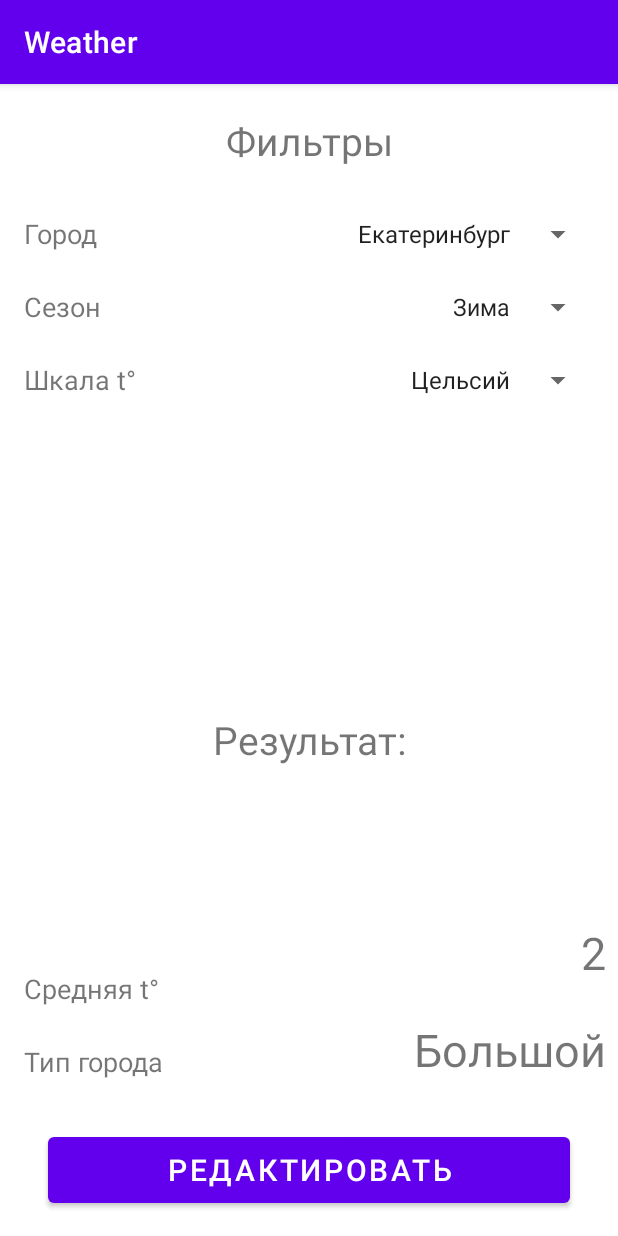
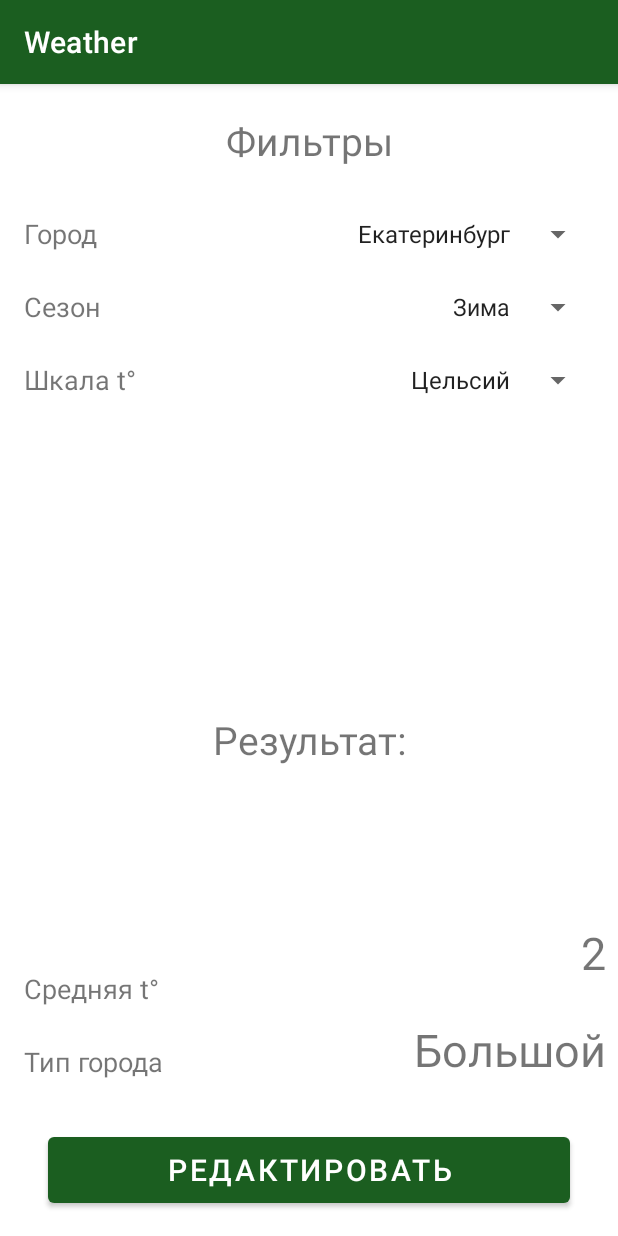
Before and after one commit to TempalovVictor/Weather, an Android app: the screen it shows after launch (MainActivity), on a phone screen of 412 x 824 dp. Run offline under Robolectric (Android 15) with nearby library versions, the phone set to English and light mode, and no system bars; our stand-ins replace Room's generated code.

```diff
--- a/app/build.gradle
+++ b/app/build.gradle
@@ -30,7 +30,6 @@ android {
 
 dependencies {
 
-    implementation 'androidx.appcompat:appcompat:1.2.0'
     implementation 'com.google.android.material:material:1.2.1'
     implementation 'androidx.constraintlayout:constraintlayout:2.0.4'
     implementation 'androidx.legacy:legacy-support-v4:1.0.0'
--- /dev/null
+++ b/app/src/main/java/com/tempvic/weather/fragments/BaseFragment.java
@@ -0,0 +1,33 @@
+package com.tempvic.weather.fragments;
+
+import android.content.res.Configuration;
+import android.graphics.Color;
+import android.view.View;
+
+import androidx.fragment.app.Fragment;
+
+public abstract class BaseFragment extends Fragment{
+
+    @Override
+    public void onStart() {
+        super.onStart();
+        //TODO здесь нужно будет вызвать onViewAttach
+    }
+
+    @Override
+    public void onStop() {
+        super.onStop();
+        //TODO здесь нужно будет вызвать onViewDetach
+    }
+
+    public void checkThemeColor(View view){
+        switch (getResources().getConfiguration().uiMode & Configuration.UI_MODE_NIGHT_MASK) {
+            case Configuration.UI_MODE_NIGHT_YES:
+                view.setBackgroundColor(Color.BLACK);
+                break;
+            case Configuration.UI_MODE_NIGHT_NO:
+                view.setBackgroundColor(Color.WHITE);
+                break;
+        }
+    }
+}
--- a/app/src/main/java/com/tempvic/weather/fragments/CityListFragment.java
+++ b/app/src/main/java/com/tempvic/weather/fragments/CityListFragment.java
@@ -9,7 +9,6 @@ import android.widget.Toast;
 
 import androidx.annotation.NonNull;
 import androidx.annotation.Nullable;
-import androidx.fragment.app.Fragment;
 import androidx.recyclerview.widget.LinearLayoutManager;
 import androidx.recyclerview.widget.RecyclerView;
 
@@ -29,7 +28,7 @@ import java.util.Objects;
 import static com.tempvic.weather.Const.DEFAULT_TABLE_INT;
 import static com.tempvic.weather.fragments.DetailCityFragment.ARGS_DETAIL_CITY_ID;
 
-public class CityListFragment extends Fragment {
+public class CityListFragment extends BaseFragment {
 
     @Override
     public void onCreate(@Nullable Bundle savedInstanceState) {
@@ -45,6 +44,9 @@ public class CityListFragment extends Fragment {
     @Override
     public void onViewCreated(@NonNull View view, @Nullable Bundle savedInstanceState) {
         super.onViewCreated(view, savedInstanceState);
+
+        checkThemeColor(view);
+
         initUi();
     }
 
--- a/app/src/main/java/com/tempvic/weather/fragments/DetailCityFragment.java
+++ b/app/src/main/java/com/tempvic/weather/fragments/DetailCityFragment.java
@@ -13,7 +13,6 @@ import android.widget.Toast;
 
 import androidx.annotation.NonNull;
 import androidx.annotation.Nullable;
-import androidx.fragment.app.Fragment;
 import androidx.recyclerview.widget.LinearLayoutManager;
 import androidx.recyclerview.widget.RecyclerView;
 
@@ -32,7 +31,7 @@ import java.util.Objects;
 import static com.tempvic.weather.Const.DEFAULT_STRING;
 import static com.tempvic.weather.Const.DEFAULT_TABLE_INT;
 
-public class DetailCityFragment extends Fragment {
+public class DetailCityFragment extends BaseFragment {
 
     public final static String ARGS_DETAIL_CITY_ID = "ARGS_DETAIL_CITY_ID";
     public int detailCityId;
@@ -54,6 +53,8 @@ public class DetailCityFragment extends Fragment {
     @Override
     public void onViewCreated(@NonNull View view, @Nullable Bundle savedInstanceState) {
         super.onViewCreated(view, savedInstanceState);
+
+        checkThemeColor(view);
 
         CitiesInfoTable cityDetail = MainApplication.database.citiesInfoDao().getById(detailCityId);
         EditText cityName = view.findViewById(R.id.et_city_name);
--- a/app/src/main/java/com/tempvic/weather/fragments/FilterFragment.java
+++ b/app/src/main/java/com/tempvic/weather/fragments/FilterFragment.java
@@ -12,7 +12,6 @@ import android.widget.TextView;
 
 import androidx.annotation.NonNull;
 import androidx.annotation.Nullable;
-import androidx.fragment.app.Fragment;
 
 import com.tempvic.weather.MainApplication;
 import com.tempvic.weather.R;
@@ -22,7 +21,9 @@ import com.tempvic.weather.database.TempsByMonth;
 import java.util.ArrayList;
 import java.util.List;
 
-public class FilterFragment extends Fragment {
+public class FilterFragment extends BaseFragment implements FilterMvpView{
+
+    FilterPresenter filterPresenter;
 
     @Nullable
     @Override
@@ -33,6 +34,10 @@ public class FilterFragment extends Fragment {
     @Override
     public void onViewCreated(@NonNull View view, @Nullable Bundle savedInstanceState) {
         super.onViewCreated(view, savedInstanceState);
+
+        filterPresenter = new FilterPresenter();
+
+        checkThemeColor(view);
 
         Button btn = view.findViewById(R.id.btn_edit);
         btn.setOnClickListener(v -> {
@@ -172,4 +177,29 @@ public class FilterFragment extends Fragment {
     private double celsiusToKelvin(int celsius) {
         return (double) celsius + 273.15;
     }
+
+    @Override
+    public void showFilterCity() {
+
+    }
+
+    @Override
+    public void showFilterSeason() {
+
+    }
+
+    @Override
+    public void showFilterScale() {
+
+    }
+
+    @Override
+    public void showAvgTemp() {
+
+    }
+
+    @Override
+    public void showCityType() {
+
+    }
 }
--- /dev/null
+++ b/app/src/main/java/com/tempvic/weather/fragments/FilterMvpPresenter.java
@@ -0,0 +1,11 @@
+package com.tempvic.weather.fragments;
+
+public interface FilterMvpPresenter{
+
+    void onViewAttach();
+
+    void onViewDetach();
+
+    void onCleared();
+
+}
--- /dev/null
+++ b/app/src/main/java/com/tempvic/weather/fragments/FilterMvpView.java
@@ -0,0 +1,15 @@
+package com.tempvic.weather.fragments;
+
+public interface FilterMvpView extends MvpView{
+
+    void showFilterCity();
+
+    void showFilterSeason();
+
+    void showFilterScale();
+
+    void showAvgTemp();
+
+    void showCityType();
+
+}
--- /dev/null
+++ b/app/src/main/java/com/tempvic/weather/fragments/FilterPresenter.java
@@ -0,0 +1,21 @@
+package com.tempvic.weather.fragments;
+
+public class FilterPresenter implements FilterMvpPresenter{
+
+    private V mFilterMvpView;
+
+    @Override
+    public void onViewAttach(MvpFilterView) {
+        mFilterMvpView = MvpFilterView;
+    }
+
+    @Override
+    public void onViewDetach() {
+        mFilterMvpView = null;
+    }
+
+    @Override
+    public void onCleared() {
+
+    }
+}
--- /dev/null
+++ b/app/src/main/java/com/tempvic/weather/fragments/MvpView.java
@@ -0,0 +1,5 @@
+package com.tempvic.weather.fragments;
+
+public interface MvpView {
+
+}
--- a/app/src/main/res/layout/activity_main.xml
+++ b/app/src/main/res/layout/activity_main.xml
@@ -4,7 +4,6 @@
     android:id="@+id/container_fragment_root"
     android:layout_width="match_parent"
     android:layout_height="match_parent"
-    android:background="@android:color/white"
     tools:context=".main.MainActivity">
 
 </FrameLayout>
--- a/app/src/main/res/layout/fragment_filter.xml
+++ b/app/src/main/res/layout/fragment_filter.xml
@@ -2,9 +2,7 @@
 <androidx.constraintlayout.widget.ConstraintLayout
     xmlns:android="http://schemas.android.com/apk/res/android"
     xmlns:app="http://schemas.android.com/apk/res-auto"
-    xmlns:tools="http://schemas.android.com/tools"
     android:id="@+id/cl_filter"
-    android:background="@android:color/white"
     android:layout_width="match_parent"
     android:layout_height="match_parent">
 
--- a/app/src/main/res/values-night/themes.xml
+++ b/app/src/main/res/values-night/themes.xml
@@ -2,12 +2,12 @@
     <!-- Base application theme. -->
     <style name="Theme.Weather" parent="Theme.MaterialComponents.DayNight.DarkActionBar">
         <!-- Primary brand color. -->
-        <item name="colorPrimary">@color/purple_200</item>
-        <item name="colorPrimaryVariant">@color/purple_700</item>
+        <item name="colorPrimary">@color/green_light</item>
+        <item name="colorPrimaryVariant">@color/green</item>
         <item name="colorOnPrimary">@color/black</item>
         <!-- Secondary brand color. -->
-        <item name="colorSecondary">@color/teal_200</item>
-        <item name="colorSecondaryVariant">@color/teal_200</item>
+        <item name="colorSecondary">@color/blue_light</item>
+        <item name="colorSecondaryVariant">@color/blue_light</item>
         <item name="colorOnSecondary">@color/black</item>
         <!-- Status bar color. -->
         <item name="android:statusBarColor" tools:targetApi="l">?attr/colorPrimaryVariant</item>
--- a/app/src/main/res/values/colors.xml
+++ b/app/src/main/res/values/colors.xml
@@ -7,4 +7,11 @@
     <color name="teal_700">#FF018786</color>
     <color name="black">#FF000000</color>
     <color name="white">#FFFFFFFF</color>
+
+    <color name="green">#1B5E20</color>
+    <color name="green_dark">#003300</color>
+    <color name="green_light">#A5D6A7</color>
+    <color name="blue">#0288D1</color>
+    <color name="blue_dark">#005B9F</color>
+    <color name="blue_light">#81D4FA</color>
 </resources>
--- a/app/src/main/res/values/themes.xml
+++ b/app/src/main/res/values/themes.xml
@@ -2,12 +2,12 @@
     <!-- Base application theme. -->
     <style name="Theme.Weather" parent="Theme.MaterialComponents.DayNight.DarkActionBar">
         <!-- Primary brand color. -->
-        <item name="colorPrimary">@color/purple_500</item>
-        <item name="colorPrimaryVariant">@color/purple_700</item>
+        <item name="colorPrimary">@color/green</item>
+        <item name="colorPrimaryVariant">@color/green_dark</item>
         <item name="colorOnPrimary">@color/white</item>
         <!-- Secondary brand color. -->
-        <item name="colorSecondary">@color/teal_200</item>
-        <item name="colorSecondaryVariant">@color/teal_700</item>
+        <item name="colorSecondary">@color/blue</item>
+        <item name="colorSecondaryVariant">@color/blue_dark</item>
         <item name="colorOnSecondary">@color/black</item>
         <!-- Status bar color. -->
         <item name="android:statusBarColor" tools:targetApi="l">?attr/colorPrimaryVariant</item>
```
